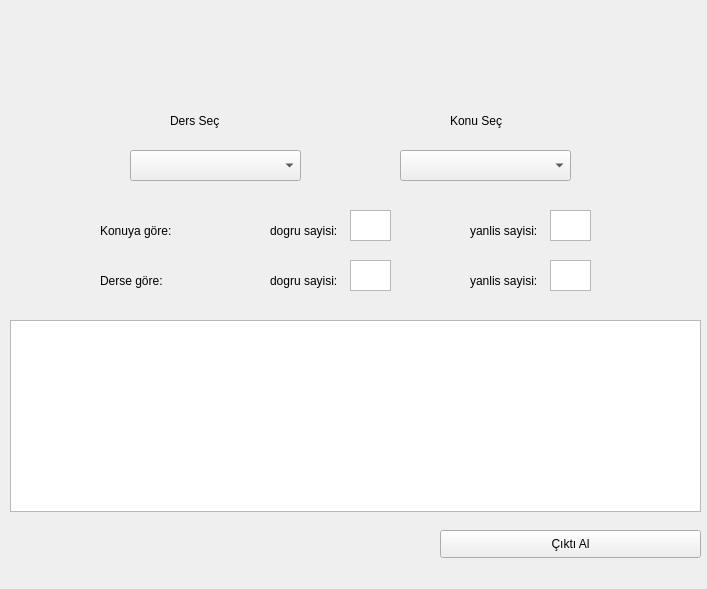
This is ciktiAl.ui in utku0dogan/ExaminationApp as Qt 5 draws it before an edit. The edited form follows.
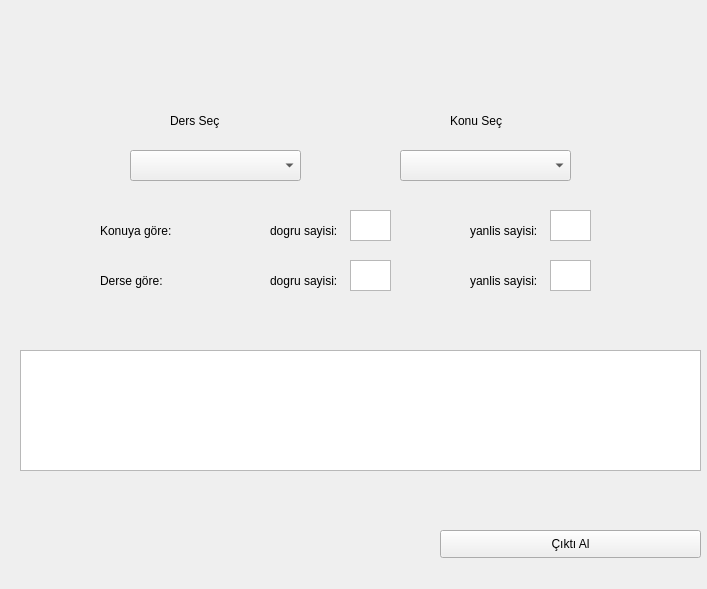
This is the edited form.

```diff
--- a/ciktiAl.ui
+++ b/ciktiAl.ui
@@ -190,13 +190,13 @@
     <string>Çıktı Al</string>
    </property>
   </widget>
-  <widget class="QTextBrowser" name="textBrowser_5">
+  <widget class="QTextEdit" name="textEdit">
    <property name="geometry">
     <rect>
-     <x>10</x>
-     <y>320</y>
-     <width>691</width>
-     <height>192</height>
+     <x>20</x>
+     <y>350</y>
+     <width>681</width>
+     <height>121</height>
     </rect>
    </property>
   </widget>
```
